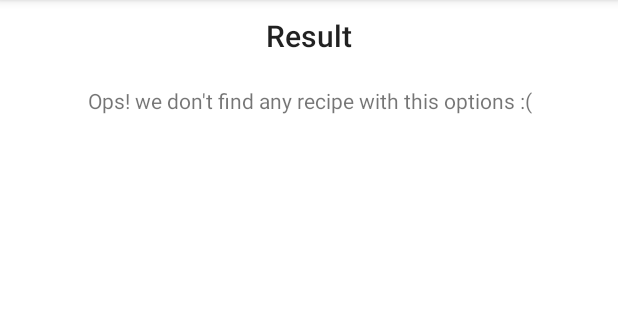
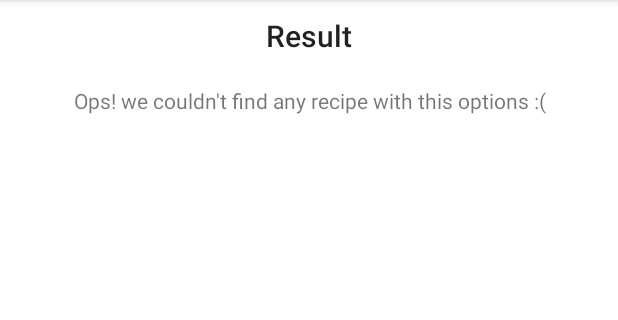
Before and after one commit to Rafaelle/healthy_meal, an Android app: the fragment RecipeListFragment shown on its own in the app's theme, on a phone screen of 412 x 824 dp, the part 84-404 px from its top. Run offline under Robolectric (Android 15) with nearby library versions, the phone set to English and light mode, and no system bars; 1 statement that could not run was skipped.

Commit message:
Ajustes nos backgrounds

```diff
--- a/app/src/main/res/layout/fragment_profiles.xml
+++ b/app/src/main/res/layout/fragment_profiles.xml
@@ -2,7 +2,8 @@
     xmlns:app="http://schemas.android.com/apk/res-auto"
     xmlns:android="http://schemas.android.com/apk/res/android"
     android:layout_width="match_parent"
-    android:layout_height="match_parent">
+    android:layout_height="match_parent"
+    android:background="@android:color/white">
 
 
             <LinearLayout
--- a/app/src/main/res/layout/fragment_recipe_list.xml
+++ b/app/src/main/res/layout/fragment_recipe_list.xml
@@ -3,7 +3,7 @@
     android:orientation="vertical"
     android:layout_width="match_parent"
     android:layout_height="match_parent"
-    android:background="@color/iconColor">
+    android:background="@android:color/white">
 
     <TextView
         android:id="@+id/result"
--- a/app/src/main/res/values/strings.xml
+++ b/app/src/main/res/values/strings.xml
@@ -4,7 +4,7 @@
 <!-- TODO: Remove or change this placeholder text -->
     <string name="hello_blank_fragment">Hello blank fragment</string>
     <string name="result">Result</string>
-    <string name="dont_find_recipes">Ops! we don\'t find any recipe with this options :(</string>
+    <string name="dont_find_recipes">Ops! we couldn\'t find any recipe with this options :(</string>
     <string name="you_can_select_cuisine_filters">You can select cuisine filters</string>
     <string name="you_can_select_meal_type_filters">You can select meal type filters</string>
 
```
